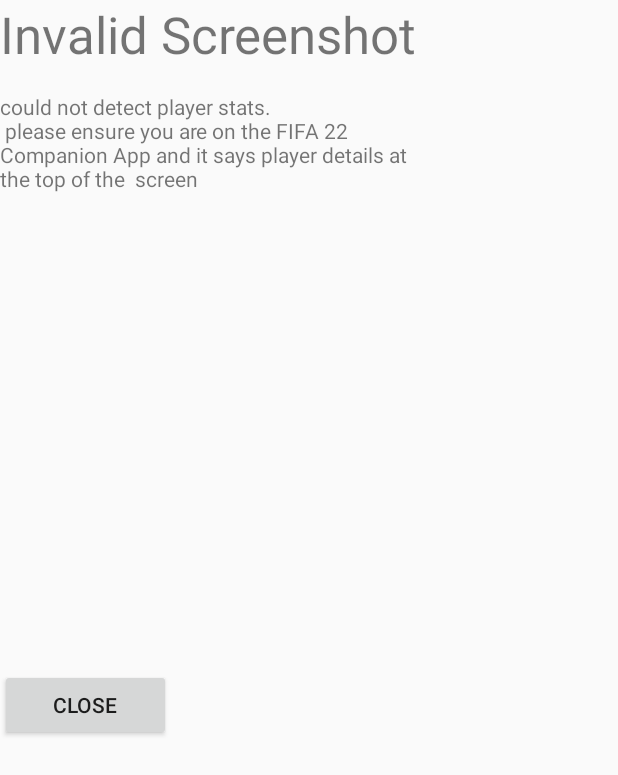
After one commit to Shakeel-O/FutPrices, an Android app: the layout activity_overlay.xml on its own in the app's theme, with its tools: preview values and no code run, on a phone screen of 412 x 824 dp. The commit adds this screen. Shown: the top 775 px of the screen. Run offline under Robolectric (Android 15) with nearby library versions, the phone set to English and light mode, and no system bars.

Commit message:
adds Overlay Activity & bug fixes

```diff
--- a/app/build.gradle
+++ b/app/build.gradle
@@ -47,5 +47,7 @@
     androidTestImplementation 'androidx.test.espresso:espresso-core:3.4.0'
     implementation "org.jetbrains.kotlin:kotlin-script-runtime:1.6.10"
     implementation 'com.google.android.gms:play-services-mlkit-text-recognition:18.0.0'
+    implementation project(":opencv")
+
 
 }
--- /dev/null
+++ b/app/src/main/res/layout/activity_overlay.xml
@@ -0,0 +1,51 @@
+<?xml version="1.0" encoding="utf-8"?>
+<RelativeLayout xmlns:android="http://schemas.android.com/apk/res/android"
+    xmlns:app="http://schemas.android.com/apk/res-auto"
+    xmlns:tools="http://schemas.android.com/tools"
+    android:id="@+id/overlay"
+    android:layout_width="match_parent"
+    android:layout_height="wrap_content"
+    android:orientation="vertical"
+    tools:context=".OverlayActivity">
+
+    <TextView
+        android:id="@+id/textInvalid"
+        android:layout_width="305dp"
+        android:layout_height="48dp"
+        android:text="@string/invalid_screenshot"
+        android:textSize="34sp" />
+
+    <TextView
+        android:id="@+id/textDetails"
+        android:layout_width="376dp"
+        android:layout_height="354dp"
+        android:layout_below="@+id/textInvalid"
+        android:layout_marginBottom="29dp"
+        android:layout_marginEnd="4dp"
+        android:layout_marginTop="13dp"
+        android:layout_toStartOf="@+id/currentScreenshot"
+        android:text="could not detect player stats. \n please ensure you are on the FIFA 22 Companion App and it says player details at the top of the  screen" />
+
+    <ImageView
+        android:id="@+id/currentScreenshot"
+        android:layout_width="119dp"
+        android:layout_height="223dp"
+        android:layout_alignParentEnd="true"
+        android:layout_below="@+id/textInvalid"
+        android:layout_marginEnd="2dp"
+        android:layout_marginTop="63dp"
+        android:contentDescription="@string/screenshot"
+        android:scaleType="fitEnd" />
+
+    <Button
+        android:id="@+id/btnClose"
+        android:layout_width="138dp"
+        android:layout_height="wrap_content"
+        android:layout_alignParentEnd="true"
+        android:layout_below="@+id/textDetails"
+        android:layout_marginEnd="298dp"
+        android:layout_marginTop="1dp"
+        android:text="@string/close" />
+
+
+</RelativeLayout>
--- a/app/src/main/res/layout/fragment_first.xml
+++ b/app/src/main/res/layout/overlay.xml
@@ -2,9 +2,8 @@
 <androidx.constraintlayout.widget.ConstraintLayout xmlns:android="http://schemas.android.com/apk/res/android"
     xmlns:app="http://schemas.android.com/apk/res-auto"
     xmlns:tools="http://schemas.android.com/tools"
-    android:layout_width="match_parent"
-    android:layout_height="match_parent"
-    tools:context=".FirstFragment">
+    android:layout_width="wrap_content"
+    android:layout_height="wrap_content">
 
     <Button
         android:id="@+id/button_first"
--- a/app/src/main/res/values/strings.xml
+++ b/app/src/main/res/values/strings.xml
@@ -15,4 +15,7 @@
     <string name="recording">Recording</string>
     <string name="hello_second_fragment">Hello second fragment. Arg: %1$s</string>
     <string name="title_activity_main">Main</string>
+    <string name="invalid_screenshot">Invalid Screenshot</string>
+    <string name="screenshot">Screenshot</string>
+    <string name="close">Close</string>
 </resources>
--- a/build.gradle
+++ b/build.gradle
@@ -2,7 +2,7 @@
 plugins {
     id 'com.android.application' version '7.2.1' apply false
     id 'com.android.library' version '7.2.1' apply false
-    id 'org.jetbrains.kotlin.android' version '1.6.10' apply false
+    id 'org.jetbrains.kotlin.android' version '1.7.10' apply false
 }
 
 task clean(type: Delete) {
```
Also changed, not shown: app/src/main/AndroidManifest.xml (+10 -1 lines), app/src/main/java/com/OGApps/futprices/MainActivity.kt (+21 -41 lines), app/src/main/java/com/OGApps/futprices/OverlayActivity.kt (added, +30 -0 lines), app/src/main/java/com/OGApps/futprices/OverlayService.kt (+312 -94 lines), app/src/main/res/layout/content_main.xml (deleted, +0 -19 lines), app/src/main/res/navigation/nav_graph.xml (deleted, +0 -28 lines).
